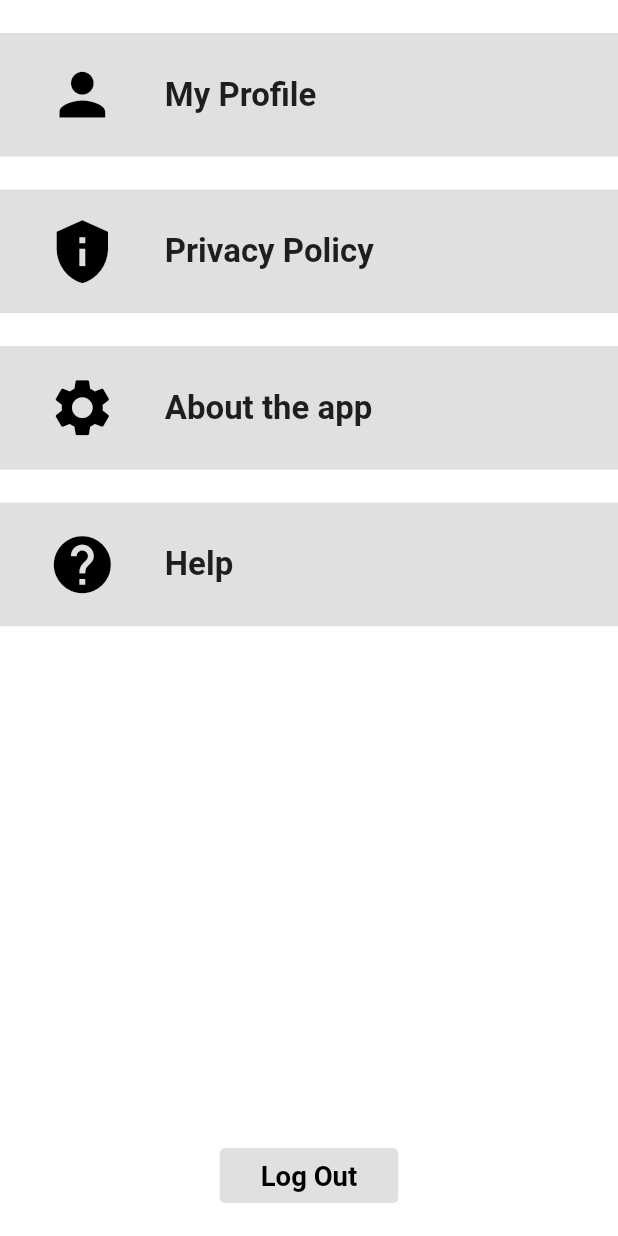
After one commit to DylanMorr/KER_Diagnostics_App, a Flutter app: the MenuPage screen opened by its route, on a phone screen of 412 x 824 dp. The commit adds this screen. Run offline on Flutter 3.47's test engine with Material 2 defaults, Android fonts, the phone set to English and light mode, and no system bars; our stand-ins replace carousel_slider, google_nav_bar, responsive_framework; missing offline and left inert: dialog_flowtter, kommunicate_flutter.

Commit message:
Added menu page

```diff
--- a/lib/main.dart
+++ b/lib/main.dart
@@ -1,7 +1,7 @@
 import 'package:flutter/material.dart';
 import 'package:ker_diagnostics_app/screens/serviceCharges.dart';
 import 'package:responsive_framework/responsive_framework.dart';
-import 'package:ker_diagnostics_app/screens/account_page.dart';
+import 'package:ker_diagnostics_app/screens/menu_page.dart';
 import 'package:ker_diagnostics_app/screens/contact_page.dart';
 import 'package:ker_diagnostics_app/screens/diagnostics_page.dart';
 import 'package:ker_diagnostics_app/screens/home_page.dart';
@@ -51,7 +51,7 @@ class MyApp extends StatelessWidget {
         "/Home": ((context) => HomePage()),
         "/Diagnose": ((context) => DiagnosticPage()),
         "/Contact": ((context) => ContactPage()),
-        "/Account": ((context) => AccountPage()),
+        "/Menu": ((context) => MenuPage()),
         "/BotScreen": ((context) => BotTest()),
         "/Charges": ((context) => ServiceCharges()),
       },
--- a/lib/screens/account_page.dart
+++ b/lib/screens/menu_page.dart
@@ -1,8 +1,8 @@
 import 'package:flutter/material.dart';
-import 'package:ker_diagnostics_app/widgets/Account%20Page/account_content.dart';
+import 'package:ker_diagnostics_app/widgets/Menu%20Page/menu_content.dart';
 
-class AccountPage extends StatelessWidget {
-  const AccountPage({Key? key}) : super(key: key);
+class MenuPage extends StatelessWidget {
+  const MenuPage({Key? key}) : super(key: key);
 
   // Main page build return
   @override
@@ -10,11 +10,11 @@ class AccountPage extends StatelessWidget {
     return Scaffold(
       body: Container(
         constraints: const BoxConstraints.expand(),
-        color: const Color.fromARGB(255, 0, 0, 255),
+        color: const Color.fromARGB(255, 255, 255, 255),
         child: Stack(
           children: <Widget>[
-            // Return the AccountContent widget
-            AccountContent(),
+            // Return the MenuContent widget
+            MenuContent(),
           ],
         ),
       ),
--- a/lib/screens/serviceCharges.dart
+++ b/lib/screens/serviceCharges.dart
@@ -7,6 +7,7 @@ class ServiceCharges extends StatelessWidget {
   @override
   Widget build(BuildContext context) {
     return Scaffold(
+      backgroundColor: const Color.fromARGB(255, 255, 255, 255),
       appBar: AppBar(
         backgroundColor: Colors.transparent,
         elevation: 0,
--- a/lib/utilities/nav_bar.dart
+++ b/lib/utilities/nav_bar.dart
@@ -1,6 +1,6 @@
 import 'package:flutter/material.dart';
 import 'package:google_nav_bar/google_nav_bar.dart';
-import 'package:ker_diagnostics_app/screens/account_page.dart';
+import 'package:ker_diagnostics_app/screens/menu_page.dart';
 import 'package:ker_diagnostics_app/screens/contact_page.dart';
 import 'package:ker_diagnostics_app/screens/diagnostics_page.dart';
 import 'package:ker_diagnostics_app/screens/home_page.dart';
@@ -29,7 +29,7 @@ class _BotNavBarState extends State<BotNavBar> {
     HomePage(),
     DiagnosticPage(),
     ContactPage(),
-    AccountPage()
+    MenuPage()
   ];
 
   // method to track when bar is tapped
@@ -160,8 +160,8 @@ class _BotNavBarState extends State<BotNavBar> {
                   text: 'Contact',
                 ),
                 GButton(
-                  icon: Icons.account_circle,
-                  text: 'Account',
+                  icon: Icons.menu,
+                  text: 'Menu',
                 ),
               ],
               // set the selected index to the variable _selectedIndex
--- a/lib/widgets/Account Page/account_content.dart
+++ /dev/null
@@ -1,92 +0,0 @@
-import 'package:flutter/material.dart';
-import 'package:responsive_framework/responsive_framework.dart';
-
-class AccountContent extends StatelessWidget {
-  const AccountContent({Key? key}) : super(key: key);
-
-  // Main account page content build
-  @override
-  Widget build(BuildContext context) {
-    // set the page title
-    final accountTitle = "Welcome to your Account Page".toUpperCase();
-    // return the content in a container with a list view
-    return Container(
-      child: ListView(
-        // set the padding
-        padding: EdgeInsets.fromLTRB(0.0, 70.0, 0.0, 30.0),
-        children: <Widget>[
-          // container holding all content
-          Container(
-            // set padding on container
-            padding: EdgeInsets.symmetric(horizontal: 20.0, vertical: 10),
-            // create a column child
-            child: Column(
-              // align to the center
-              crossAxisAlignment: CrossAxisAlignment.center,
-              children: <Widget>[
-                // create a text widget with the title and align to the center
-                Text(
-                  accountTitle,
-                  style: TextStyle(
-                      color: Colors.white,
-                      fontSize: ResponsiveValue(
-                        context,
-                        defaultValue: 26.0,
-                        valueWhen: const [
-                          Condition.smallerThan(
-                            name: MOBILE,
-                            value: 20.0,
-                          ),
-                          Condition.largerThan(
-                            name: TABLET,
-                            value: 28.0,
-                          )
-                        ],
-                      ).value,
-                      fontWeight: FontWeight.bold),
-                ),
-                SizedBox(
-                  height: ResponsiveValue(
-                    context,
-                    defaultValue: 80.0,
-                    valueWhen: const [
-                      Condition.smallerThan(
-                        name: MOBILE,
-                        value: 50.0,
-                      ),
-                      Condition.largerThan(
-                        name: TABLET,
-                        value: 90.0,
-                      )
-                    ],
-                  ).value,
-                ),
-                Text(
-                  '--- Setup account page ---',
-                  style: TextStyle(
-                      color: Colors.white,
-                      fontSize: ResponsiveValue(
-                        context,
-                        defaultValue: 20.0,
-                        valueWhen: const [
-                          Condition.smallerThan(
-                            name: MOBILE,
-                            value: 16.0,
-                          ),
-                          Condition.largerThan(
-                            name: TABLET,
-                            value: 22.0,
-                          )
-                        ],
-                      ).value,
-                      fontWeight: FontWeight.bold),
-                  textAlign: TextAlign.center,
-                ),
-              ],
-            ),
-          ),
-        ],
-      ),
-    );
-  }
-}
--- /dev/null
+++ b/lib/widgets/Menu Page/menu_content.dart
@@ -0,0 +1,340 @@
+import 'package:flutter/material.dart';
+import 'package:responsive_framework/responsive_framework.dart';
+
+class MenuContent extends StatelessWidget {
+  const MenuContent({Key? key}) : super(key: key);
+
+  // Main account page content build
+  @override
+  Widget build(BuildContext context) {
+    // return the content in a list view
+    return ListView(
+      children: <Widget>[
+        // Create a container inside a Gesture Detector
+        // This allows us to capture whenever the container is tapped and take us to the profile page
+        GestureDetector(
+          onTap: () {
+            print("My Profile Dectection");
+          },
+          child: Container(
+            decoration: BoxDecoration(
+              color: Colors.grey[300],
+            ),
+            width: double.infinity,
+            height: ResponsiveValue(
+              context,
+              defaultValue: 90.0,
+              valueWhen: const [
+                Condition.smallerThan(
+                  name: MOBILE,
+                  value: 70.0,
+                ),
+              ],
+            ).value,
+            child: Row(
+              crossAxisAlignment: CrossAxisAlignment.center,
+              children: [
+                Expanded(
+                  child: Column(
+                    mainAxisAlignment: MainAxisAlignment.start,
+                    crossAxisAlignment: CrossAxisAlignment.stretch,
+                    mainAxisSize: MainAxisSize.min,
+                    children: [
+                      Wrap(
+                        crossAxisAlignment: WrapCrossAlignment.center,
+                        spacing: 30,
+                        children: [
+                          CircleAvatar(
+                            backgroundColor: Colors.grey[300],
+                            radius: 30,
+                            child: Icon(
+                              Icons.person,
+                              size: 50,
+                              color: Colors.black,
+                            ),
+                          ),
+                          Text(
+                            'My Profile',
+                            style: TextStyle(
+                              fontWeight: FontWeight.bold,
+                              fontSize: ResponsiveValue(
+                                context,
+                                defaultValue: 24.0,
+                                valueWhen: const [
+                                  Condition.smallerThan(
+                                    name: MOBILE,
+                                    value: 18.0,
+                                  ),
+                                ],
+                              ).value,
+                            ),
+                          ),
+                        ],
+                      ),
+                    ],
+                  ),
+                ),
+              ],
+            ),
+            padding: EdgeInsets.only(left: 30),
+            margin: EdgeInsets.only(top: 24),
+          ),
+        ),
+        // Create a container inside a Gesture Detector
+        // This allows us to capture whenever the container is tapped and take us to the privary policy page
+        GestureDetector(
+          onTap: () {
+            print("Privacy Policy Dectection");
+          },
+          child: Container(
+            decoration: BoxDecoration(
+              color: Colors.grey[300],
+            ),
+            width: double.infinity,
+            height: ResponsiveValue(
+              context,
+              defaultValue: 90.0,
+              valueWhen: const [
+                Condition.smallerThan(
+                  name: MOBILE,
+                  value: 70.0,
+                ),
+              ],
+            ).value,
+            child: Row(
+              crossAxisAlignment: CrossAxisAlignment.center,
+              children: [
+                Expanded(
+                  child: Column(
+                    mainAxisAlignment: MainAxisAlignment.start,
+                    crossAxisAlignment: CrossAxisAlignment.stretch,
+                    mainAxisSize: MainAxisSize.min,
+                    children: [
+                      Wrap(
+                        crossAxisAlignment: WrapCrossAlignment.center,
+                        spacing: 30,
+                        children: [
+                          CircleAvatar(
+                            backgroundColor: Colors.grey[300],
+                            radius: 30,
+                            child: Icon(
+                              Icons.privacy_tip,
+                              size: 50,
+                              color: Colors.black,
+                            ),
+                          ),
+                          Text(
+                            'Privacy Policy',
+                            style: TextStyle(
+                              fontWeight: FontWeight.bold,
+                              fontSize: ResponsiveValue(
+                                context,
+                                defaultValue: 24.0,
+                                valueWhen: const [
+                                  Condition.smallerThan(
+                                    name: MOBILE,
+                                    value: 18.0,
+                                  ),
+                                ],
+                              ).value,
+                            ),
+                          ),
+                        ],
+                      ),
+                    ],
+                  ),
+                ),
+              ],
+            ),
+            padding: EdgeInsets.only(left: 30),
+            margin: EdgeInsets.only(top: 24),
+          ),
+        ),
+        // Create a container inside a Gesture Detector
+        // This allows us to capture whenever the container is tapped and take us to the about app page
+        GestureDetector(
+          onTap: () {
+            print("About the app Dectection");
+          },
+          child: Container(
+            decoration: BoxDecoration(
+              color: Colors.grey[300],
+            ),
+            width: double.infinity,
+            height: ResponsiveValue(
+              context,
+              defaultValue: 90.0,
+              valueWhen: const [
+                Condition.smallerThan(
+                  name: MOBILE,
+                  value: 70.0,
+                ),
+              ],
+            ).value,
+            child: Row(
+              crossAxisAlignment: CrossAxisAlignment.center,
+              children: [
+                Expanded(
+                  child: Column(
+                    mainAxisAlignment: MainAxisAlignment.start,
+                    crossAxisAlignment: CrossAxisAlignment.stretch,
+                    mainAxisSize: MainAxisSize.min,
+                    children: [
+                      Wrap(
+                        crossAxisAlignment: WrapCrossAlignment.center,
+                        spacing: 30,
+                        children: [
+                          CircleAvatar(
+                            backgroundColor: Colors.grey[300],
+                            radius: 30,
+                            child: Icon(
+                              Icons.settings,
+                              size: 50,
+                              color: Colors.black,
+                            ),
+                          ),
+                          Text(
+                            'About the app',
+                            style: TextStyle(
+                              fontWeight: FontWeight.bold,
+                              fontSize: ResponsiveValue(
+                                context,
+                                defaultValue: 24.0,
+                                valueWhen: const [
+                                  Condition.smallerThan(
+                                    name: MOBILE,
+                                    value: 18.0,
+                                  ),
+                                ],
+                              ).value,
+                            ),
+                          ),
+                        ],
+                      ),
+                    ],
+                  ),
+                ),
+              ],
+            ),
+            padding: EdgeInsets.only(left: 30),
+            margin: EdgeInsets.only(top: 24),
+          ),
+        ),
+        // Create a container inside a Gesture Detector
+        // This allows us to capture whenever the container is tapped and take us to the help page
+        GestureDetector(
+          onTap: () {
+            print("Help Dectection");
+          },
+          child: Container(
+            decoration: BoxDecoration(
+              color: Colors.grey[300],
+            ),
+            width: double.infinity,
+            height: ResponsiveValue(
+              context,
+              defaultValue: 90.0,
+              valueWhen: const [
+                Condition.smallerThan(
+                  name: MOBILE,
+                  value: 70.0,
+                ),
+              ],
+            ).value,
+            child: Row(
+              crossAxisAlignment: CrossAxisAlignment.center,
+              children: [
+                Expanded(
+                  child: Column(
+                    mainAxisAlignment: MainAxisAlignment.start,
+                    crossAxisAlignment: CrossAxisAlignment.stretch,
+                    mainAxisSize: MainAxisSize.min,
+                    children: [
+                      Wrap(
+                        crossAxisAlignment: WrapCrossAlignment.center,
+                        spacing: 30,
+                        children: [
+                          CircleAvatar(
+                            backgroundColor: Colors.grey[300],
+                            radius: 30,
+                            child: Icon(
+                              Icons.help,
+                              size: 50,
+                              color: Colors.black,
+                            ),
+                          ),
+                          Text(
+                            'Help',
+                            style: TextStyle(
+                              fontWeight: FontWeight.bold,
+                              fontSize: ResponsiveValue(
+                                context,
+                                defaultValue: 24.0,
+                                valueWhen: const [
+                                  Condition.smallerThan(
+                                    name: MOBILE,
+                                    value: 18.0,
+                                  ),
+                                ],
+                              ).value,
+                            ),
+                          ),
+                        ],
+                      ),
+                    ],
+                  ),
+                ),
+              ],
+            ),
+            padding: EdgeInsets.only(left: 30),
+            margin: EdgeInsets.only(top: 24),
+          ),
+        ),
+        Column(
+          children: [
+            SizedBox(height: 380),
+            Container(
+              height: 40,
+              width: ResponsiveValue(
+                context,
+                defaultValue: 130.0,
+                valueWhen: const [
+                  Condition.smallerThan(
+                    name: MOBILE,
+                    value: 110.0,
+                  ),
+                ],
+              ).value,
+              // create the elevated button
+              child: ElevatedButton(
+                style: ElevatedButton.styleFrom(
+                    primary: Colors.grey[300], elevation: 0),
+                // Set the child to be a text widget with purpose of button
+                child: Text(
+                  'Log Out',
+                  style: TextStyle(
+                      color: Colors.black,
+                      fontSize: ResponsiveValue(
+                        context,
+                        defaultValue: 20.0,
+                        valueWhen: const [
+                          Condition.smallerThan(
+                            name: MOBILE,
+                            value: 16.0,
+                          ),
+                        ],
+                      ).value,
+                      fontWeight: FontWeight.bold),
+                ),
+                // On press send message to ker
+                onPressed: () {
+                  print("Logged out");
+                },
+              ),
+            ),
+          ],
+        ),
+      ],
+    );
+  }
+}
```
